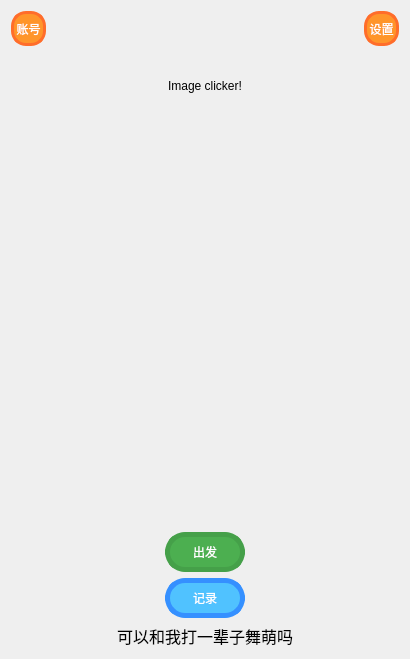
First picture: the form in ui_class/start_window.ui, repository reflux18d/MaiGO, before the edit.
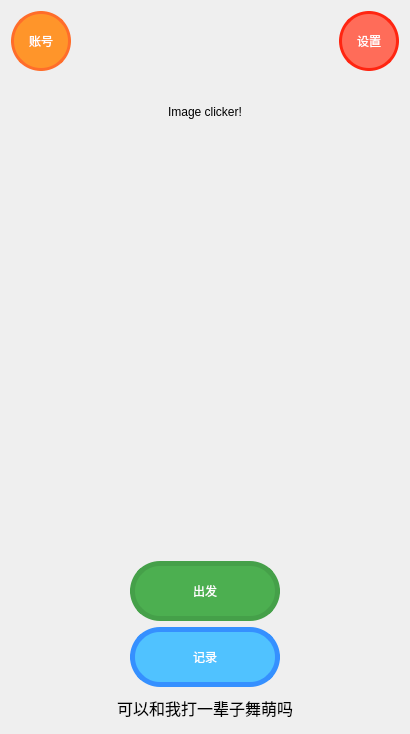
Second picture: the form after the edit. Icons and pictures are not drawn.

The edit to the form file:
```diff
--- a/ui_class/start_window.ui
+++ b/ui_class/start_window.ui
@@ -7,7 +7,7 @@
     <x>0</x>
     <y>0</y>
     <width>410</width>
-    <height>655</height>
+    <height>734</height>
    </rect>
   </property>
   <property name="windowTitle">
@@ -43,23 +43,22 @@
        </property>
        <property name="minimumSize">
         <size>
-         <width>35</width>
-         <height>35</height>
+         <width>60</width>
+         <height>60</height>
         </size>
        </property>
        <property name="maximumSize">
         <size>
-         <width>35</width>
-         <height>35</height>
+         <width>60</width>
+         <height>60</height>
         </size>
        </property>
        <property name="styleSheet">
-        <string notr="true">border-radius: 15px;       /* 圆形按钮 */
+        <string notr="true">border-radius: 30px;       /* 圆形按钮 */
     background-color: rgb(255, 149, 42);       /* 圆形按钮 */
     color: white;
-    border: none;;
-    color: white;
-    border: 3px solid rgb(255, 109, 42); /* 边框样式 */</string>
+    border: 3px solid rgb(255, 109, 42); /* 边框样式 */
+font: 7pt &quot;黑体&quot;;</string>
        </property>
        <property name="text">
         <string>账号</string>
@@ -89,26 +88,25 @@
        </property>
        <property name="minimumSize">
         <size>
-         <width>35</width>
-         <height>35</height>
+         <width>60</width>
+         <height>60</height>
         </size>
        </property>
        <property name="maximumSize">
         <size>
-         <width>35</width>
-         <height>35</height>
+         <width>60</width>
+         <height>60</height>
         </size>
        </property>
        <property name="autoFillBackground">
         <bool>false</bool>
        </property>
        <property name="styleSheet">
-        <string notr="true">border-radius: 15px;       /* 圆形按钮 */
-    background-color: rgb(255, 149, 42);       /* 圆形按钮 */
+        <string notr="true">border-radius: 30px;       /* 圆形按钮 */
+    background-color: rgb(255, 108, 89);       /* 圆形按钮 */
     color: white;
-    border: none;;
-    color: white;
-    border: 3px solid rgb(255, 109, 42); /* 边框样式 */</string>
+    border: 3px solid rgb(255, 37, 17); /* 边框样式 */
+font: 7pt &quot;黑体&quot;;</string>
        </property>
        <property name="text">
         <string>设置</string>
@@ -203,8 +201,8 @@
          </property>
          <property name="minimumSize">
           <size>
-           <width>80</width>
-           <height>40</height>
+           <width>150</width>
+           <height>60</height>
           </size>
          </property>
          <property name="layoutDirection">
@@ -212,7 +210,7 @@
          </property>
          <property name="styleSheet">
           <string notr="true">font: 14pt &quot;黑体&quot;;
-border-radius: 20px;      /* 圆角半径（像素） */
+border-radius: 30px;      /* 圆角半径（像素） */
     background-color: #4CAF50; /* 背景颜色 */
     color: white;             /* 文字颜色 */
     border: 5px solid #45a049; /* 边框样式 */</string>
@@ -236,19 +234,19 @@
          </property>
          <property name="minimumSize">
           <size>
-           <width>80</width>
-           <height>40</height>
+           <width>150</width>
+           <height>60</height>
           </size>
          </property>
          <property name="maximumSize">
           <size>
-           <width>80</width>
-           <height>40</height>
+           <width>150</width>
+           <height>60</height>
           </size>
          </property>
          <property name="styleSheet">
           <string notr="true">font: 14pt &quot;黑体&quot;;
-border-radius: 20px;      /* 圆角半径（像素） */
+border-radius: 30px;      /* 圆角半径（像素） */
     background-color:rgb(80, 194, 255);
     color: white;             /* 文字颜色 */
     border: 5px solid rgb(53, 144, 255); /* 边框样式 */</string>
@@ -262,17 +260,23 @@
      </item>
     </layout>
    </item>
-   <item alignment="Qt::AlignHCenter">
+   <item alignment="Qt::AlignHCenter|Qt::AlignVCenter">
     <widget class="QLabel" name="label">
      <property name="sizePolicy">
-      <sizepolicy hsizetype="Minimum" vsizetype="Minimum">
+      <sizepolicy hsizetype="Expanding" vsizetype="Expanding">
        <horstretch>0</horstretch>
        <verstretch>0</verstretch>
       </sizepolicy>
      </property>
+     <property name="minimumSize">
+      <size>
+       <width>250</width>
+       <height>30</height>
+      </size>
+     </property>
      <property name="maximumSize">
       <size>
-       <width>200</width>
+       <width>500</width>
        <height>30</height>
       </size>
      </property>
@@ -294,6 +298,9 @@
      <property name="scaledContents">
       <bool>true</bool>
      </property>
+     <property name="alignment">
+      <set>Qt::AlignCenter</set>
+     </property>
     </widget>
    </item>
   </layout>
```
